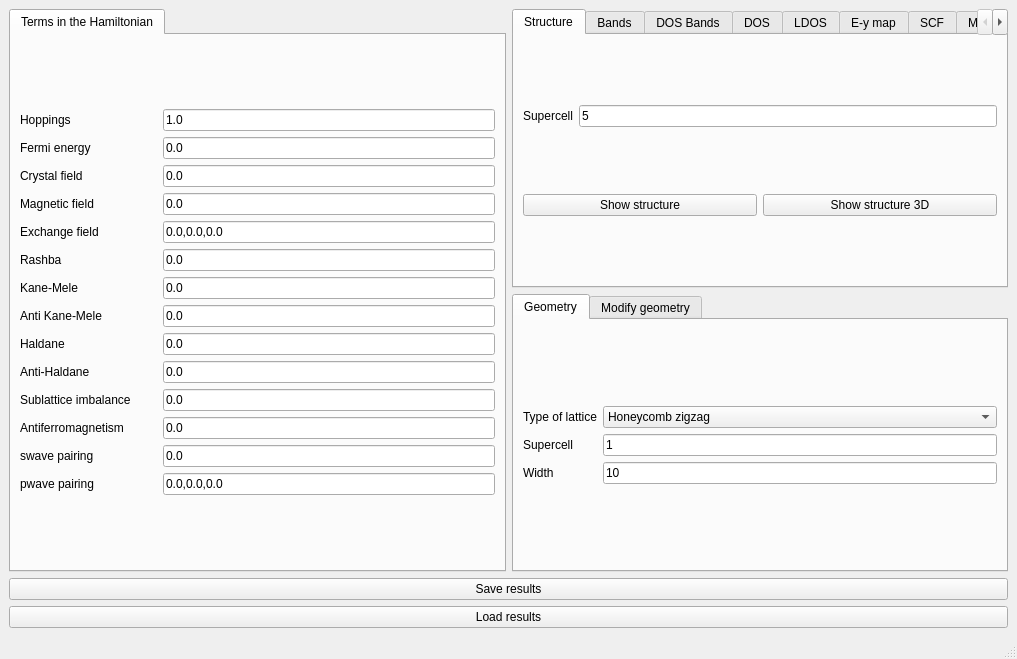
Qt form interface-pyqt/1d/interface.ui (joselado/quantum-lattice) before a commit.
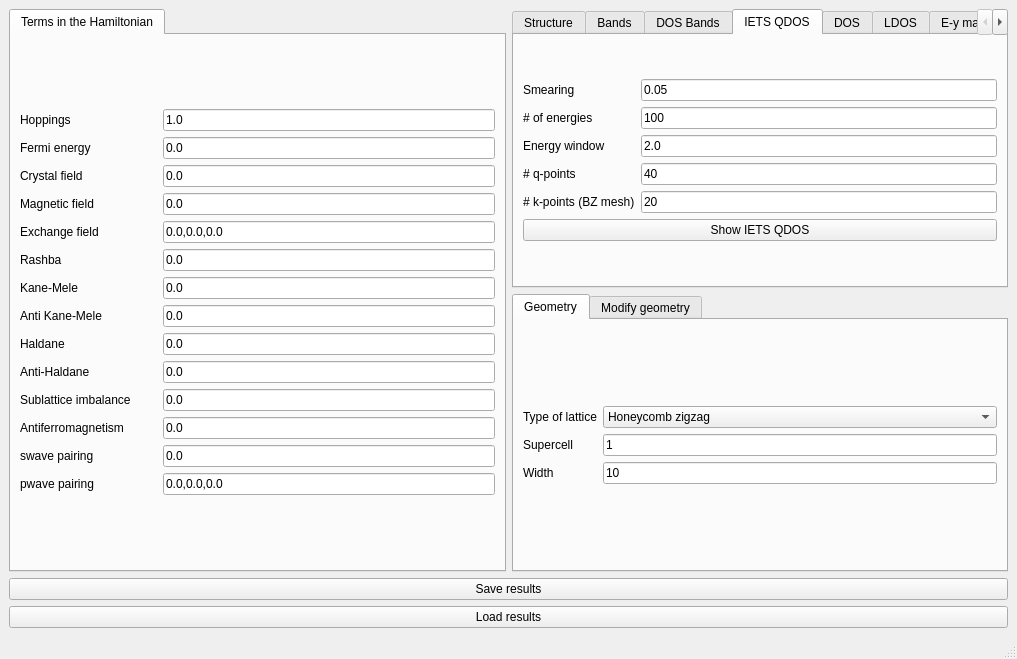
The same form after that commit. The open tabs and pages were chosen to show the change. Custom widgets are drawn as their Qt base class.

Patch:
```diff
--- a/interface-pyqt/1d/interface.ui
+++ b/interface-pyqt/1d/interface.ui
@@ -722,6 +722,94 @@
         </item>
        </layout>
       </widget>
+      <widget class="QWidget" name="tab_iets_qdos">
+       <attribute name="title">
+        <string>IETS QDOS</string>
+       </attribute>
+       <layout class="QGridLayout" name="gridLayout_iets_qdos_outer">
+        <item row="0" column="0">
+         <layout class="QGridLayout" name="gridLayout_iets_qdos">
+          <item row="0" column="0">
+           <widget class="BodyLabel" name="label_iets_1">
+            <property name="text">
+             <string>Smearing</string>
+            </property>
+           </widget>
+          </item>
+          <item row="0" column="1">
+           <widget class="LineEdit" name="delta_iets">
+            <property name="text">
+             <string>0.05</string>
+            </property>
+           </widget>
+          </item>
+          <item row="1" column="0">
+           <widget class="BodyLabel" name="label_iets_2">
+            <property name="text">
+             <string># of energies</string>
+            </property>
+           </widget>
+          </item>
+          <item row="1" column="1">
+           <widget class="LineEdit" name="ne_iets">
+            <property name="text">
+             <string>100</string>
+            </property>
+           </widget>
+          </item>
+          <item row="2" column="0">
+           <widget class="BodyLabel" name="label_iets_3">
+            <property name="text">
+             <string>Energy window</string>
+            </property>
+           </widget>
+          </item>
+          <item row="2" column="1">
+           <widget class="LineEdit" name="window_iets">
+            <property name="text">
+             <string>2.0</string>
+            </property>
+           </widget>
+          </item>
+          <item row="3" column="0">
+           <widget class="BodyLabel" name="label_iets_4">
+            <property name="text">
+             <string># q-points</string>
+            </property>
+           </widget>
+          </item>
+          <item row="3" column="1">
+           <widget class="LineEdit" name="nq_iets">
+            <property name="text">
+             <string>40</string>
+            </property>
+           </widget>
+          </item>
+          <item row="4" column="0">
+           <widget class="BodyLabel" name="label_iets_5">
+            <property name="text">
+             <string># k-points (BZ mesh)</string>
+            </property>
+           </widget>
+          </item>
+          <item row="4" column="1">
+           <widget class="LineEdit" name="nk_iets">
+            <property name="text">
+             <string>20</string>
+            </property>
+           </widget>
+          </item>
+          <item row="5" column="0" colspan="2">
+           <widget class="PushButton" name="show_iets_qdos">
+            <property name="text">
+             <string>Show IETS QDOS</string>
+            </property>
+           </widget>
+          </item>
+         </layout>
+        </item>
+       </layout>
+      </widget>
       <widget class="QWidget" name="tab_6">
        <attribute name="title">
         <string>DOS</string>
```
